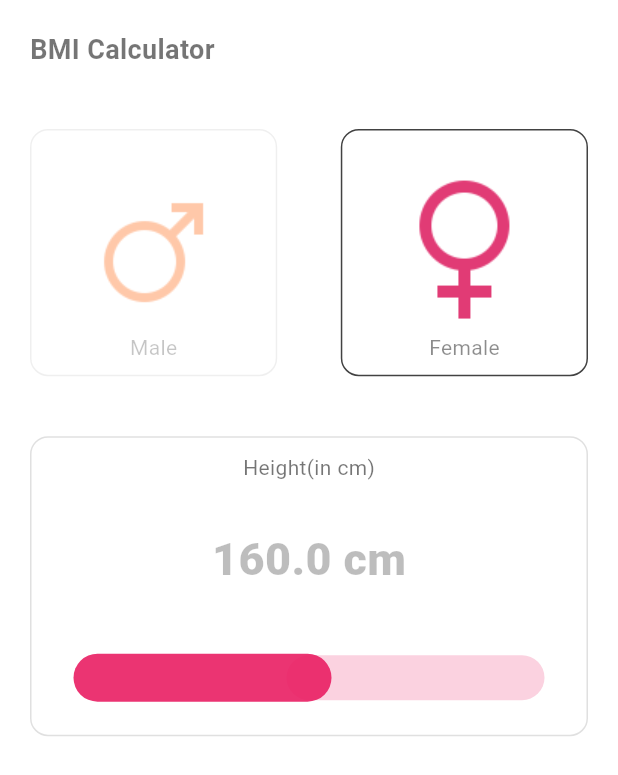
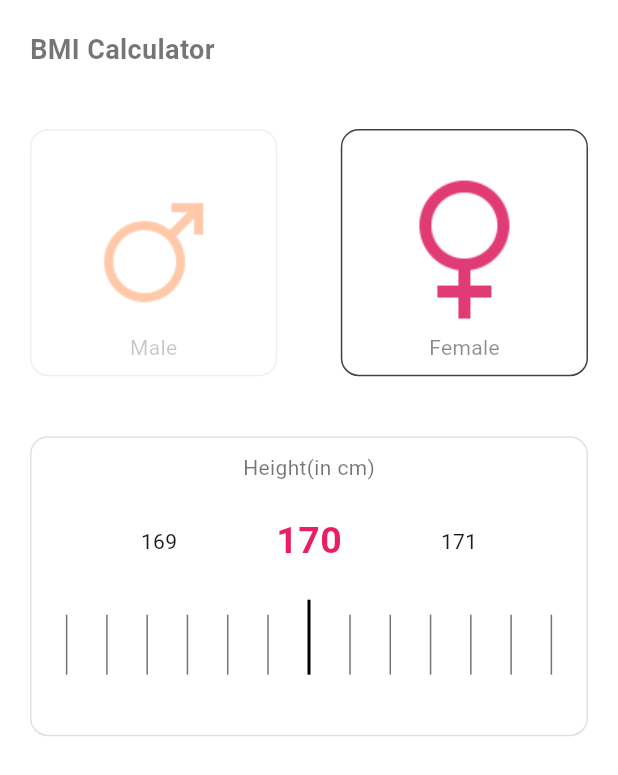
Before and after one commit to mahdadi78/BMI-project, a Flutter app: the screen it shows after launch, on a phone screen of 412 x 824 dp. Shown: the top 775 px of the screen. Run offline on Flutter 3.47's test engine with Material 3 defaults, Android fonts, the phone set to English and light mode, and no system bars; drawn by our look-alikes of numberpicker.

```diff
--- a/lib/constans.dart
+++ b/lib/constans.dart
@@ -7,3 +7,6 @@ double unActiveOpacity = 0.5;
 
 //if it changes The colors for men and women in UI will change
 bool maleIsSelected = false;
+
+//number picker height
+int myHeight = 170;
--- a/lib/landing_page.dart
+++ b/lib/landing_page.dart
@@ -2,6 +2,7 @@ import 'package:bmi_flutter_project/female_button.dart';
 import 'package:bmi_flutter_project/male_button.dart';
 import 'package:flutter/material.dart';
 import 'constans.dart';
+import 'package:numberpicker/numberpicker.dart';
 
 class Landing extends StatefulWidget {
   const Landing({super.key});
@@ -11,8 +12,6 @@ class Landing extends StatefulWidget {
 }
 
 class _LandingState extends State<Landing> {
-  var _value = 160.0;
-
   @override
   Widget build(BuildContext context) {
     return Scaffold(
@@ -26,13 +25,13 @@ class _LandingState extends State<Landing> {
             children: [
               _title(),
               _sexualButtons(),
-              _sliderBox(context),
+              _numberPickerBox(context),
             ],
           ),
         ));
   }
 
-  Widget _sliderBox(BuildContext context) {
+  Widget _numberPickerBox(BuildContext context) {
     return Container(
       width: double.maxFinite,
       height: 200,
@@ -48,57 +47,71 @@ class _LandingState extends State<Landing> {
                 'Height(in cm)',
                 style: TextStyle(color: Colors.black54),
               ),
-              Text(
-                '$_value cm',
-                style: const TextStyle(
-                    fontWeight: FontWeight.w900,
-                    color: Colors.black26,
-                    fontSize: 30),
-              ),
-              //slider
-              SliderTheme(
-                data: SliderTheme.of(context).copyWith(
-                  activeTrackColor: maleIsSelected
-                      ? maleColor.withOpacity(.9)
-                      : femaleColor.withOpacity(.9),
-                  inactiveTrackColor: maleIsSelected
-                      ? maleColor.withOpacity(.2)
-                      : femaleColor.withOpacity(.2),
-                  trackShape: const RoundedRectSliderTrackShape(),
-                  trackHeight: 30.0,
-                  thumbShape:
-                      const RoundSliderThumbShape(enabledThumbRadius: 0.0),
-                  thumbColor: femaleColor,
-                  overlayColor: Colors.transparent,
-                  overlayShape:
-                      const RoundSliderOverlayShape(overlayRadius: 28.0),
-                  tickMarkShape: const RoundSliderTickMarkShape(),
-                  activeTickMarkColor: maleIsSelected ? maleColor : femaleColor,
-                  inactiveTickMarkColor: maleIsSelected
-                      ? maleColor.withOpacity(.2)
-                      : femaleColor.withOpacity(.2),
-                  valueIndicatorShape: const PaddleSliderValueIndicatorShape(),
-                  valueIndicatorColor: maleIsSelected ? maleColor : femaleColor,
-                  valueIndicatorTextStyle: const TextStyle(
-                    color: Colors.white,
-                  ),
-                ),
-                child: Slider(
-                  value: _value,
-                  min: 100,
-                  max: 220,
-                  divisions: 120,
-                  label: '$_value cm',
-                  onChanged: (value) {
-                    setState(
-                      () {
-                        _value = value;
-                      },
-                    );
-                  },
-                ),
-              ),
+
+              //number picker
+              numberPicker(),
+              linePaint()
             ]),
+      ),
+    );
+  }
+
+  Container linePaint() {
+    return Container(
+      margin: EdgeInsets.only(left: 10, right: 10, bottom: 30),
+      child: Row(
+        crossAxisAlignment: CrossAxisAlignment.end,
+        mainAxisAlignment: MainAxisAlignment.spaceAround,
+        children: [
+          shortestLine(),
+          shortestLine(),
+          shortestLine(),
+          shortestLine(),
+          shortestLine(),
+          shortestLine(),
+          Container(
+            width: 2,
+            height: 50,
+            decoration: BoxDecoration(
+              color: Colors.black,
+            ),
+          ),
+          shortestLine(),
+          shortestLine(),
+          shortestLine(),
+          shortestLine(),
+          shortestLine(),
+          shortestLine(),
+        ],
+      ),
+    );
+  }
+
+  Container shortestLine() {
+    return Container(
+      width: 1,
+      height: 40,
+      decoration: BoxDecoration(
+        color: Colors.black54,
+      ),
+    );
+  }
+
+  Widget numberPicker() {
+    return Expanded(
+      child: NumberPicker(
+        itemCount: 3,
+        selectedTextStyle: TextStyle(
+            color: maleIsSelected ? maleColor : femaleColor,
+            fontSize: 25,
+            fontWeight: FontWeight.w700),
+        axis: Axis.horizontal,
+        value: myHeight,
+        minValue: 100,
+        maxValue: 220,
+        step: 1,
+        haptics: true,
+        onChanged: (value) => setState(() => myHeight = value),
       ),
     );
   }
--- a/pubspec.yaml
+++ b/pubspec.yaml
@@ -37,6 +37,7 @@ dependencies:
   # Use with the CupertinoIcons class for iOS style icons.
   cupertino_icons: ^1.0.2
   rulers: ^1.0.7
+  numberpicker: ^2.1.2
 
 dev_dependencies:
   flutter_test:
```
Also changed, not shown: pubspec.lock.
